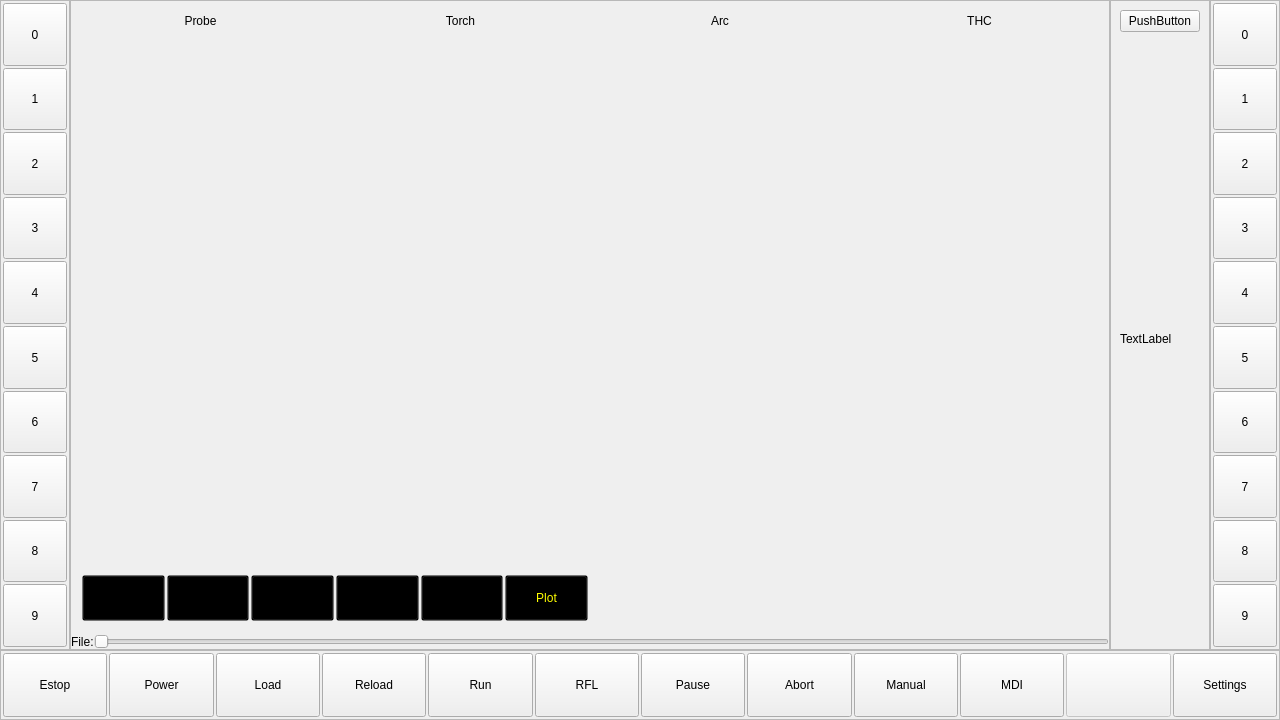
Qt form qtgui/qtgui.ui (daiman444/lcnc29_lpt_qtplasma) before a commit.
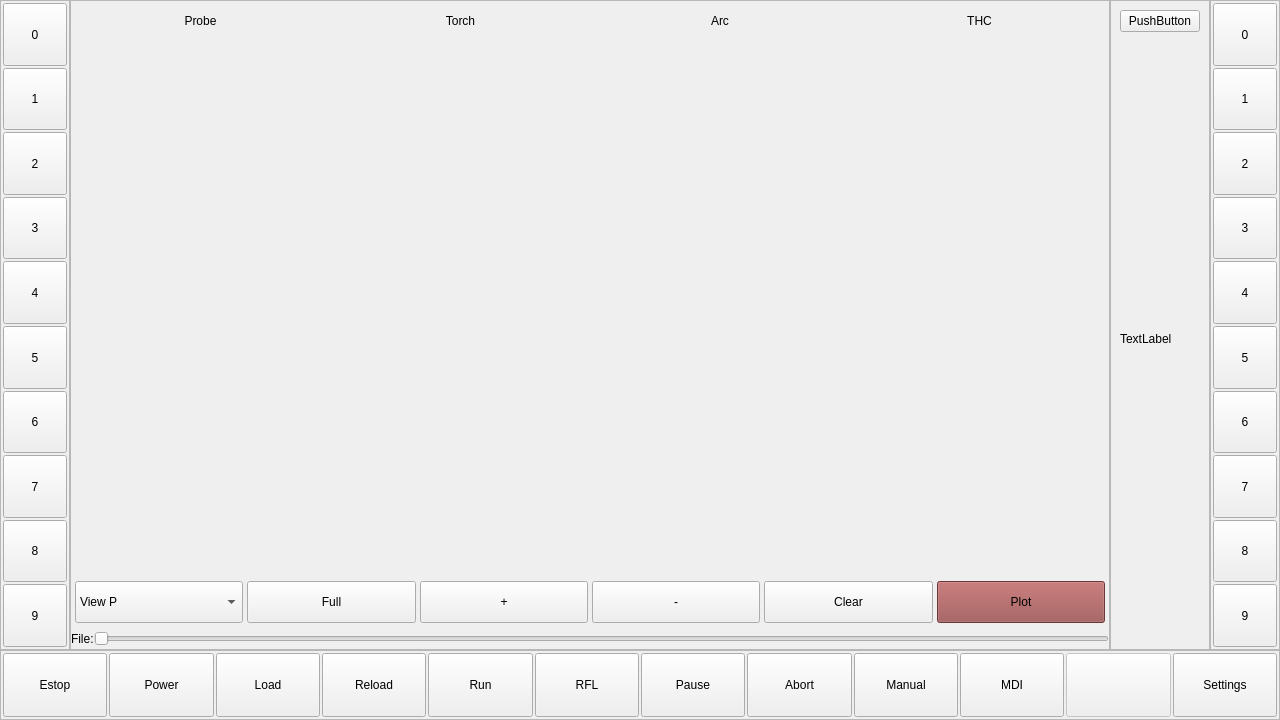
The same form after that commit. Custom widgets are drawn as their Qt base class.

What changed in the file:
```diff
--- a/qtgui/qtgui.ui
+++ b/qtgui/qtgui.ui
@@ -738,6 +738,9 @@
               </item>
               <item>
                <widget class="GCodeGraphics" name="gcodegraphics">
+                <property name="autoFillBackground">
+                 <bool>false</bool>
+                </property>
                 <property name="_dro" stdset="0">
                  <bool>true</bool>
                 </property>
@@ -751,11 +754,9 @@
                   <blue>0</blue>
                  </color>
                 </property>
-                <layout class="QGridLayout" name="gridLayout_4">
-                 <property name="leftMargin">
-                  <number>9</number>
-                 </property>
-                 <item row="1" column="0">
+               </widget>
+              </item>
+              <item>
                   <widget class="QFrame" name="fr_view_buttons">
                    <property name="maximumSize">
                     <size>
@@ -764,7 +765,7 @@
                     </size>
                    </property>
                    <property name="styleSheet">
-                    <string notr="true">background-color: rgba(0, 0, 0, 0);</string>
+                 <string notr="true"/>
                    </property>
                    <property name="frameShape">
                     <enum>QFrame::NoFrame</enum>
@@ -774,19 +775,19 @@
                    </property>
                    <layout class="QHBoxLayout" name="horizontalLayout_3">
                     <property name="spacing">
-                     <number>2</number>
+                  <number>4</number>
                     </property>
                     <property name="leftMargin">
-                     <number>2</number>
+                  <number>4</number>
                     </property>
                     <property name="topMargin">
-                     <number>2</number>
+                  <number>4</number>
                     </property>
                     <property name="rightMargin">
-                     <number>2</number>
+                  <number>4</number>
                     </property>
                     <property name="bottomMargin">
-                     <number>2</number>
+                  <number>4</number>
                     </property>
                     <item>
                      <widget class="QComboBox" name="cb_view_select">
@@ -865,6 +866,9 @@
                         <verstretch>0</verstretch>
                        </sizepolicy>
                       </property>
+                   <property name="styleSheet">
+                    <string notr="true"/>
+                   </property>
                       <property name="text">
                        <string>Clear</string>
                       </property>
@@ -879,42 +883,12 @@
                        </sizepolicy>
                       </property>
                       <property name="styleSheet">
-                       <string notr="true">background-color: transparent;
-color: yellow;</string>
+                    <string notr="true">background-color: rgb(151, 75, 75);</string>
                       </property>
                       <property name="text">
                        <string>Plot</string>
                       </property>
                      </widget>
-                    </item>
-                   </layout>
-                  </widget>
-                 </item>
-                 <item row="0" column="0">
-                  <spacer name="verticalSpacer">
-                   <property name="orientation">
-                    <enum>Qt::Vertical</enum>
-                   </property>
-                   <property name="sizeHint" stdset="0">
-                    <size>
-                     <width>20</width>
-                     <height>40</height>
-                    </size>
-                   </property>
-                  </spacer>
-                 </item>
-                 <item row="1" column="1">
-                  <spacer name="horizontalSpacer">
-                   <property name="orientation">
-                    <enum>Qt::Horizontal</enum>
-                   </property>
-                   <property name="sizeHint" stdset="0">
-                    <size>
-                     <width>40</width>
-                     <height>20</height>
-                    </size>
-                   </property>
-                  </spacer>
                  </item>
                 </layout>
                </widget>
```
Left out of the diff: 9 changed lines with no effect on the pictures. Lines whose indentation alone changed are shown as unchanged.
